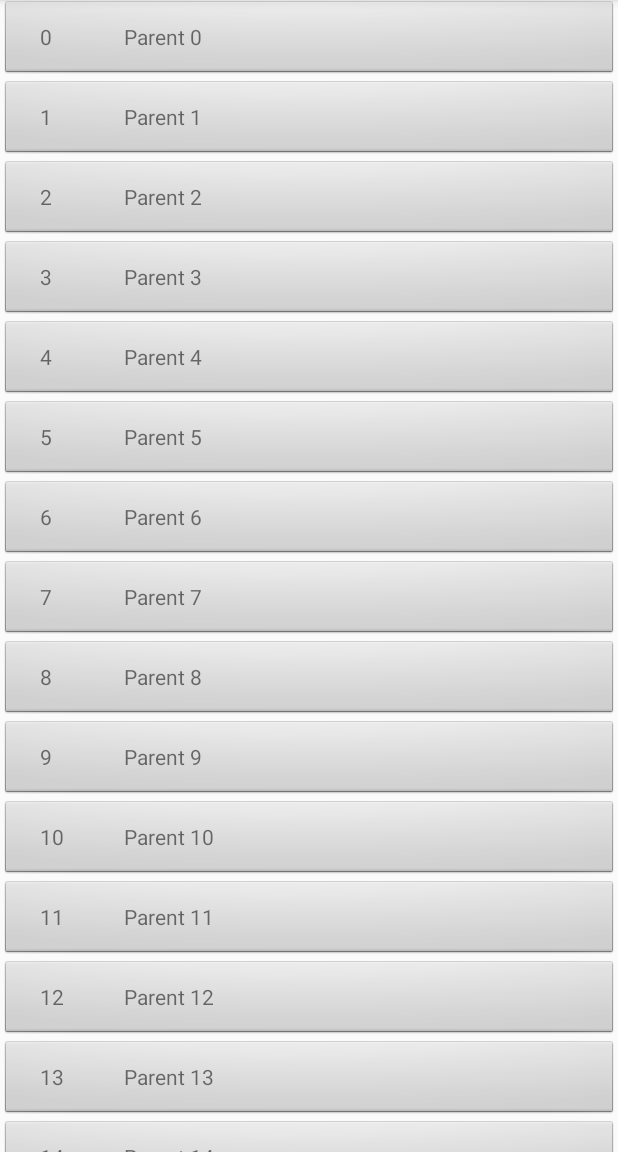
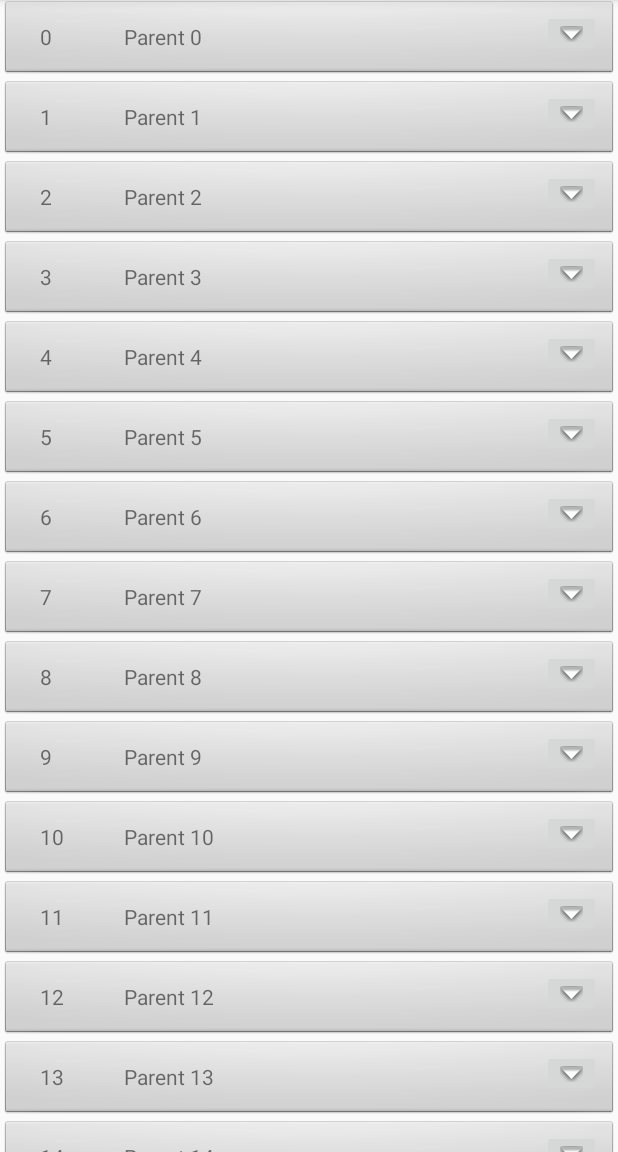
Before and after one commit to bignerdranch/expandable-recycler-view, an Android app: the screen it shows after launch (MainActivity), on a phone screen of 412 x 824 dp, the part 84-1236 px from its top. Run offline under Robolectric (Android 15) with nearby library versions, the light colour scheme and no system bars.

Commit message:
Ability to set the expand on click of a custom item now implemented.

```diff
--- a/app/src/main/java/com/ryanbrooks/expandablerecyclerviewsample/CustomParentViewHolder.java
+++ b/app/src/main/java/com/ryanbrooks/expandablerecyclerviewsample/CustomParentViewHolder.java
@@ -1,6 +1,7 @@
 package com.ryanbrooks.expandablerecyclerviewsample;
 
 import android.view.View;
+import android.widget.ImageButton;
 import android.widget.TextView;
 
 import com.ryanbrooks.expandablerecyclerview.ClickListeners.ParentItemClickListener;
@@ -13,11 +14,19 @@ import com.ryanbrooks.expandablerecyclerview.ViewHolder.ParentViewHolder;
 public class CustomParentViewHolder extends ParentViewHolder {
 
     public TextView numberText, dataText;
+    public ImageButton arrowExpand;
 
     public CustomParentViewHolder(View itemView, ParentItemClickListener parentItemClickListener) {
         super(itemView, parentItemClickListener);
 
         numberText = (TextView) itemView.findViewById(R.id.recycler_item_number_parent);
         dataText = (TextView) itemView.findViewById(R.id.recycler_item_text_parent);
+        arrowExpand = (ImageButton) itemView.findViewById(R.id.recycler_item_arrow_parent);
+        setCustomClickableView(arrowExpand);
+    }
+
+    @Override
+    public void setCustomClickableView(View clickableView) {
+        super.setCustomClickableView(clickableView);
     }
 }
--- a/app/src/main/res/layout/recycler_item_layout_parent.xml
+++ b/app/src/main/res/layout/recycler_item_layout_parent.xml
@@ -23,5 +23,12 @@
         android:layout_marginTop="8dp"
         android:text="Text" />
 
+    <ImageButton
+        android:id="@+id/recycler_item_arrow_parent"
+        android:layout_width="wrap_content"
+        android:layout_height="wrap_content"
+        android:src="@android:drawable/arrow_down_float"
+        android:layout_alignParentRight="true"/>
+
 
 </RelativeLayout>
--- a/expandablerecyclerview/src/main/java/com/ryanbrooks/expandablerecyclerview/ViewHolder/ParentViewHolder.java
+++ b/expandablerecyclerview/src/main/java/com/ryanbrooks/expandablerecyclerview/ViewHolder/ParentViewHolder.java
@@ -12,11 +12,18 @@ import com.ryanbrooks.expandablerecyclerview.ClickListeners.ParentItemClickListe
 public class ParentViewHolder extends RecyclerView.ViewHolder implements View.OnClickListener {
 
     private ParentItemClickListener parentItemClickListener;
+    private View clickableView;
 
     public ParentViewHolder(View itemView, ParentItemClickListener parentItemClickListener) {
         super(itemView);
         itemView.setOnClickListener(this);
         this.parentItemClickListener = parentItemClickListener;
+    }
+
+    public void setCustomClickableView(View clickableView) {
+        this.clickableView = clickableView;
+        itemView.setOnClickListener(null);
+        clickableView.setOnClickListener(this);
     }
 
     public ParentItemClickListener getParentItemClickListener() {
```
